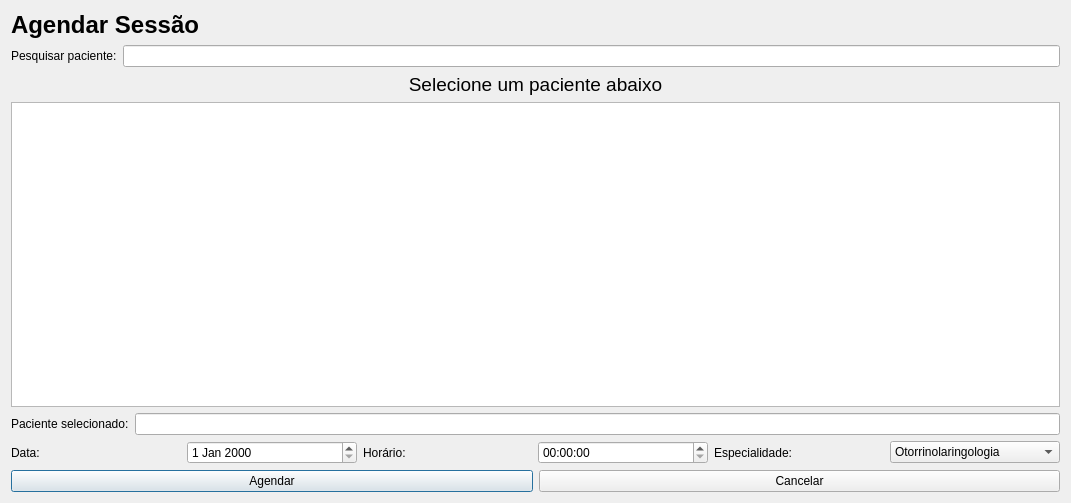
Qt form clinica_cpp/cadastrosessao.ui (juander/Projeto_CPP) before a commit.
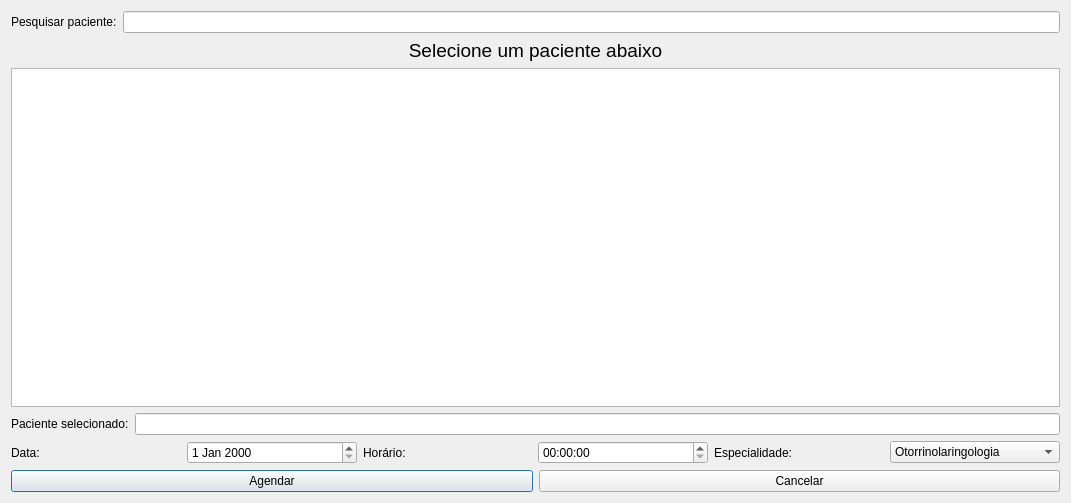
The same form after that commit.

The edit to the form file:
```diff
--- a/clinica_cpp/cadastrosessao.ui
+++ b/clinica_cpp/cadastrosessao.ui
@@ -22,13 +22,6 @@
   <layout class="QVBoxLayout" name="verticalLayout">
    <item>
     <layout class="QVBoxLayout" name="verticalLayout_2">
-     <item>
-      <widget class="QLabel" name="tituloSessao">
-       <property name="text">
-        <string>&lt;html&gt;&lt;head/&gt;&lt;body&gt;&lt;p&gt;&lt;span style=&quot; font-size:18pt; font-weight:700;&quot;&gt;Agendar Sessão&lt;/span&gt;&lt;/p&gt;&lt;/body&gt;&lt;/html&gt;</string>
-       </property>
-      </widget>
-     </item>
      <item>
       <layout class="QHBoxLayout" name="horizontalLayout">
        <item>
```
